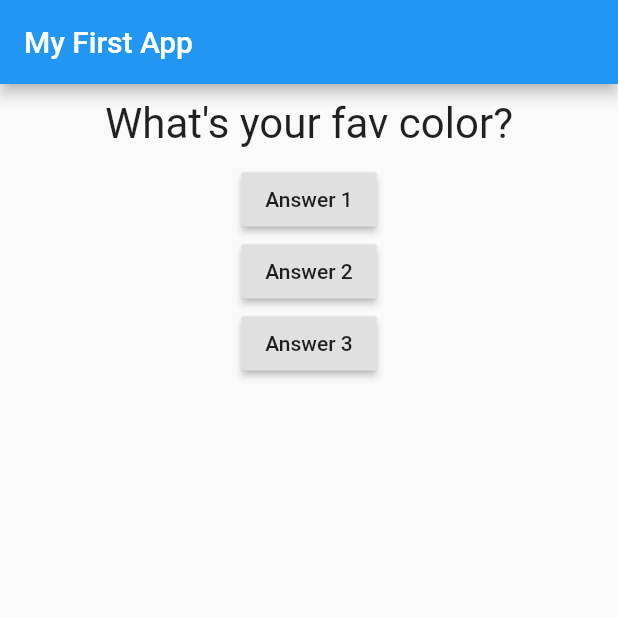
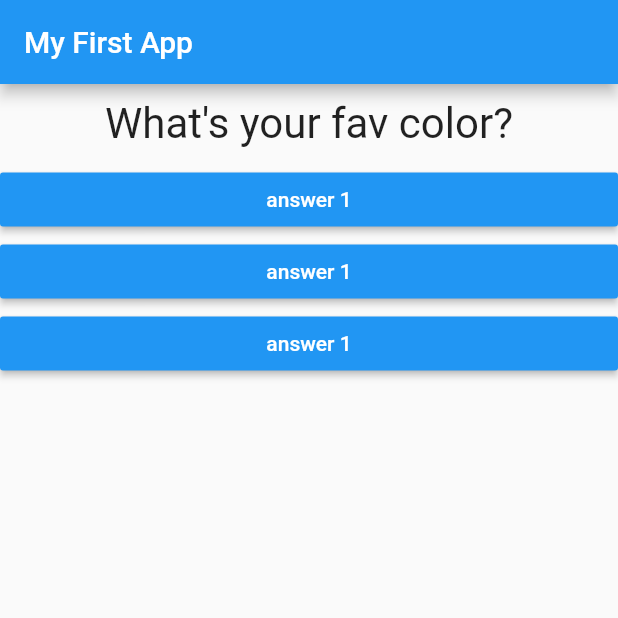
Before and after one commit to aditechdev/flutter-complete-guide, a Flutter app: the screen it shows after launch, on a phone screen of 412 x 824 dp, the top half of it. Run offline on Flutter 3.47's test engine with Material 2 defaults, Android fonts, the phone set to English and light mode, and no system bars.

Commit message:
:sparkles: Added function in answer.dart

```diff
--- /dev/null
+++ b/lib/answer.dart
@@ -0,0 +1,20 @@
+import 'package:flutter/material.dart';
+
+class Answer extends StatelessWidget {
+  // const Answer({ Key? key }) : super(key: key);
+  final Function selectHandler;
+  Answer(this.selectHandler);
+
+  @override
+  Widget build(BuildContext context) {
+    return Container(
+      width: double.infinity,
+      child: RaisedButton(
+        color: Colors.blue,
+        textColor: Colors.white,
+        child: Text("answer 1"),
+        onPressed: selectHandler,
+      ),
+    );
+  }
+}
--- a/lib/main.dart
+++ b/lib/main.dart
@@ -1,5 +1,6 @@
 import 'package:flutter/material.dart';
 import './question.dart';
+import './answer.dart';
 
 void main() {
   runApp(MyApp());
@@ -41,18 +42,17 @@ class _MyAppState extends State<MyApp> {
             Question(
               questions[_questionIndex],
             ),
-            RaisedButton(
-              child: Text("Answer 1"),
-              onPressed: _answerQuestion,
-            ),
-            RaisedButton(
-              child: Text("Answer 2"),
-              onPressed: _answerQuestion,
-            ),
-            RaisedButton(
-              child: Text("Answer 3"),
-              onPressed: _answerQuestion,
-            ),
+            Answer(_answerQuestion),
+            Answer(_answerQuestion),
+            Answer(_answerQuestion),
+            // RaisedButton(
+            //   child: Text("Answer 2"),
+            //   onPressed: _answerQuestion,
+            // ),
+            // RaisedButton(
+            //   child: Text("Answer 3"),
+            //   onPressed: _answerQuestion,
+            // ),
           ],
         ),
       ),
```
